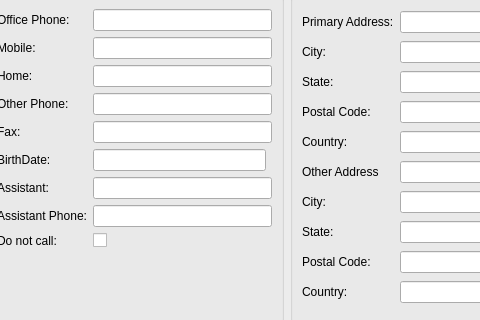
This is client/src/contactdetails.ui in KDAB/FatCRM as Qt 5 draws it before an edit; both pictures show x 311 to 791 and y 86 to 406 of the 891 by 683 pixel window. The edited form follows.
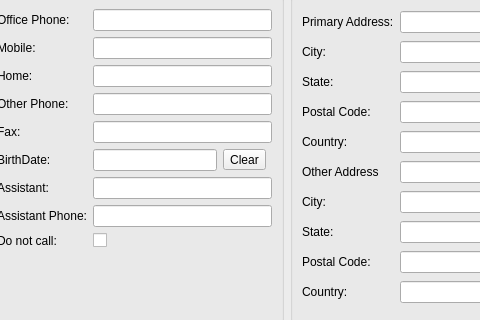
This is the edited form.

Commit message: fixes FatCRM-15 - not possible to select todays date - also added a clear button for the user to be able and clear the line edit field

Diff of the .ui file:
```diff
--- a/client/src/contactdetails.ui
+++ b/client/src/contactdetails.ui
@@ -435,6 +435,13 @@
                </property>
               </widget>
              </item>
+             <item>
+              <widget class="QToolButton" name="clearButton">
+               <property name="text">
+                <string>Clear</string>
+               </property>
+              </widget>
+             </item>
              <item>
               <widget class="QWidget" name="calendarWidget" native="true"/>
              </item>
```
The commit also changes 11 other files.
